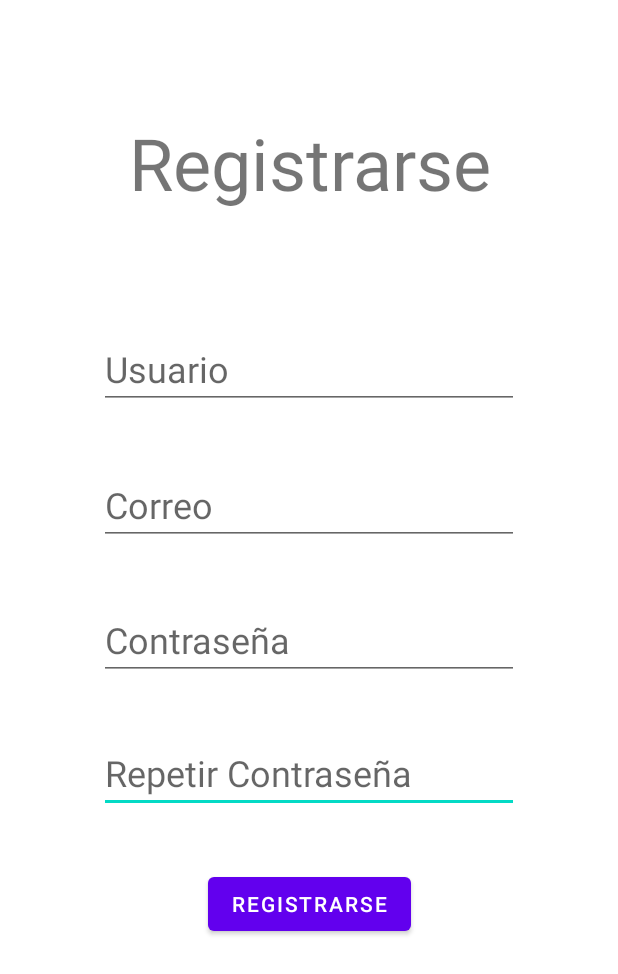
After one commit to DrinerTucto/TrabajpFinalKotlin, an Android app: the Mainregistro screen opened directly, with no data from a screen before it, on a phone screen of 412 x 824 dp. The commit adds this screen. Shown: the top 974 px of the screen. Run offline under Robolectric (Android 15) with nearby library versions, the phone set to English and light mode, and no system bars; our stand-ins replace Firebase (no records; nobody signed in at launch, a user with empty details on screens opened directly).

Commit message:
copiando codigos de un trabajo anterior acerca de inicio de session con correo y creacion de cuenta

```diff
--- /dev/null
+++ b/app/src/main/java/com/example/oraganizadtn/Mainregistro.kt
@@ -0,0 +1,56 @@
+package com.example.oraganizadtn
+
+import android.content.Intent
+import androidx.appcompat.app.AppCompatActivity
+import android.os.Bundle
+import android.widget.Button
+import android.widget.TextView
+import android.widget.Toast
+import com.google.firebase.auth.FirebaseAuth
+import com.google.firebase.auth.ktx.auth
+import com.google.firebase.ktx.Firebase
+
+class Mainregistro : AppCompatActivity() {
+    private lateinit var auth: FirebaseAuth
+
+    override fun onCreate(savedInstanceState: Bundle?) {
+        super.onCreate(savedInstanceState)
+        setContentView(R.layout.activity_registros)
+        val user = findViewById<TextView>(R.id.usuario)
+        val corre=findViewById<TextView>(R.id.correo)
+        val contraseña=findViewById<TextView>(R.id.contraseña)
+        val repcontra=findViewById<TextView>(R.id.repcontraseña)
+        val btn = findViewById<Button>(R.id.registrarse)
+
+        btn.setOnClickListener(){
+            var contra=contraseña.text.toString()
+            var pass2=repcontra.text.toString()
+            if (contra.equals(pass2))
+            {
+                CrearUsuario(corre.text.toString(),contraseña.text.toString())
+                Toast.makeText(baseContext, "INICIA SESION AHORA XD ", Toast.LENGTH_SHORT).show()
+
+                val regreso = Intent(this,loginActivity2::class.java)
+                startActivity(regreso)
+            }else{
+                Toast.makeText(baseContext,"Los password no coinciden",Toast.LENGTH_SHORT).show()
+                contraseña.requestFocus()
+            }
+        }
+        auth= Firebase.auth
+    }
+    private  fun CrearUsuario(email:String,password:String){
+        auth.createUserWithEmailAndPassword(email,password).addOnCompleteListener(this){task->
+
+            if(task.isSuccessful) {
+                Toast.makeText(baseContext, "INICIA AHORA XD ", Toast.LENGTH_SHORT).show()
+
+
+            }else{
+                Toast.makeText(baseContext, "Algo salio mla xd", Toast.LENGTH_SHORT).show()
+
+            }
+        }
+
+    }
+    }
--- a/app/src/main/res/layout/activity_listas2.xml
+++ b/app/src/main/res/layout/activity_listas2.xml
@@ -13,6 +13,7 @@
         android:layout_height="match_parent">
 
         <TextView
+
             android:layout_marginTop="10dp"
             android:layout_width="match_parent"
             android:layout_height="wrap_content"
--- a/app/src/main/res/layout/activity_login2.xml
+++ b/app/src/main/res/layout/activity_login2.xml
@@ -90,7 +90,7 @@
 
             </ImageView>
             <EditText
-                android:id="@+id/editTextTextPassword2"
+                android:id="@+id/email"
                 android:layout_width="match_parent"
                 android:layout_height="wrap_content"
                 android:hint="Correo "
@@ -121,7 +121,7 @@
 
             </ImageView>
             <EditText
-                android:id="@+id/editTextTextPassword3"
+                android:id="@+id/pass"
                 android:layout_width="match_parent"
                 android:layout_height="wrap_content"
                 android:hint="Contraseña"
@@ -143,7 +143,7 @@
             android:orientation="horizontal">
 
             <androidx.appcompat.widget.AppCompatButton
-                android:id="@+id/button4"
+                android:id="@+id/dr"
                 android:layout_width="wrap_content"
                 android:layout_height="wrap_content"
                 android:layout_weight="1"
--- /dev/null
+++ b/app/src/main/res/layout/activity_registros.xml
@@ -0,0 +1,90 @@
+<?xml version="1.0" encoding="utf-8"?>
+<androidx.constraintlayout.widget.ConstraintLayout xmlns:android="http://schemas.android.com/apk/res/android"
+    xmlns:app="http://schemas.android.com/apk/res-auto"
+    xmlns:tools="http://schemas.android.com/tools"
+    android:layout_width="match_parent"
+    android:layout_height="match_parent"
+    tools:context=".Mainregistro">
+
+    <Button
+        android:id="@+id/registrarse"
+        android:layout_width="wrap_content"
+        android:layout_height="wrap_content"
+        android:layout_marginBottom="88dp"
+        android:text="Registrarse"
+        app:layout_constraintBottom_toBottomOf="parent"
+        app:layout_constraintEnd_toEndOf="parent"
+        app:layout_constraintHorizontal_bias="0.501"
+        app:layout_constraintStart_toStartOf="parent"
+        app:layout_constraintTop_toBottomOf="@+id/repcontraseña"
+        app:layout_constraintVertical_bias="0.25" />
+
+    <EditText
+        android:id="@+id/repcontraseña"
+        android:layout_width="wrap_content"
+        android:layout_height="wrap_content"
+        android:ems="10"
+        android:hint="Repetir Contraseña"
+        android:inputType="textPersonName"
+        android:textSize="24sp"
+        app:layout_constraintBottom_toBottomOf="parent"
+        app:layout_constraintEnd_toEndOf="parent"
+        app:layout_constraintStart_toStartOf="parent"
+        app:layout_constraintTop_toTopOf="parent"
+        app:layout_constraintVertical_bias="0.634" />
+
+    <EditText
+        android:id="@+id/contraseña"
+        android:layout_width="wrap_content"
+        android:layout_height="wrap_content"
+        android:ems="10"
+        android:hint="Contraseña"
+        android:inputType="textPersonName"
+        android:textSize="24sp"
+        app:layout_constraintBottom_toBottomOf="parent"
+        app:layout_constraintEnd_toEndOf="parent"
+        app:layout_constraintStart_toStartOf="parent"
+        app:layout_constraintTop_toTopOf="parent"
+        app:layout_constraintVertical_bias="0.519" />
+
+    <EditText
+        android:id="@+id/usuario"
+        android:layout_width="wrap_content"
+        android:layout_height="wrap_content"
+        android:ems="10"
+        android:hint="Usuario"
+        android:inputType="textPersonName"
+        android:textSize="24sp"
+        app:layout_constraintBottom_toBottomOf="parent"
+        app:layout_constraintEnd_toEndOf="parent"
+        app:layout_constraintStart_toStartOf="parent"
+        app:layout_constraintTop_toTopOf="parent"
+        app:layout_constraintVertical_bias="0.285" />
+
+    <TextView
+        android:id="@+id/textView4"
+        android:layout_width="wrap_content"
+        android:layout_height="wrap_content"
+        android:text="Registrarse"
+        android:textSize="48sp"
+        app:layout_constraintBottom_toBottomOf="parent"
+        app:layout_constraintEnd_toEndOf="parent"
+        app:layout_constraintHorizontal_bias="0.502"
+        app:layout_constraintStart_toStartOf="parent"
+        app:layout_constraintTop_toTopOf="parent"
+        app:layout_constraintVertical_bias="0.1" />
+
+    <EditText
+        android:id="@+id/correo"
+        android:layout_width="wrap_content"
+        android:layout_height="wrap_content"
+        android:ems="10"
+        android:hint="Correo"
+        android:inputType="textEmailAddress"
+        android:textSize="24sp"
+        app:layout_constraintBottom_toTopOf="@+id/contraseña"
+        app:layout_constraintEnd_toEndOf="parent"
+        app:layout_constraintStart_toStartOf="parent"
+        app:layout_constraintTop_toBottomOf="@+id/usuario" />
+
+</androidx.constraintlayout.widget.ConstraintLayout>
--- a/app/src/main/res/values/strings.xml
+++ b/app/src/main/res/values/strings.xml
@@ -12,7 +12,7 @@
     <string name="action_settings">Cerrar Sesion</string>
 
     <string name="menu_home">Inicio</string>
-    <string name="menu_gallery">Editar perfil </string>
+    <string name="menu_gallery">Ver actividades</string>
     <string name="menu_slideshow">Configuracion</string>
     <string name="btn_nada"></string>
 
```
Also changed, not shown: app/src/main/AndroidManifest.xml (+7 -0 lines), app/src/main/java/com/example/oraganizadtn/loginActivity2.kt (+30 -0 lines), app/src/main/java/com/example/oraganizadtn/ui/gallery/GalleryFragment.kt (+50 -1 lines), app/src/main/res/layout/fragment_gallery.xml (+13 -9 lines), app/src/main/res/layout/list_item.xml (+13 -12 lines).
